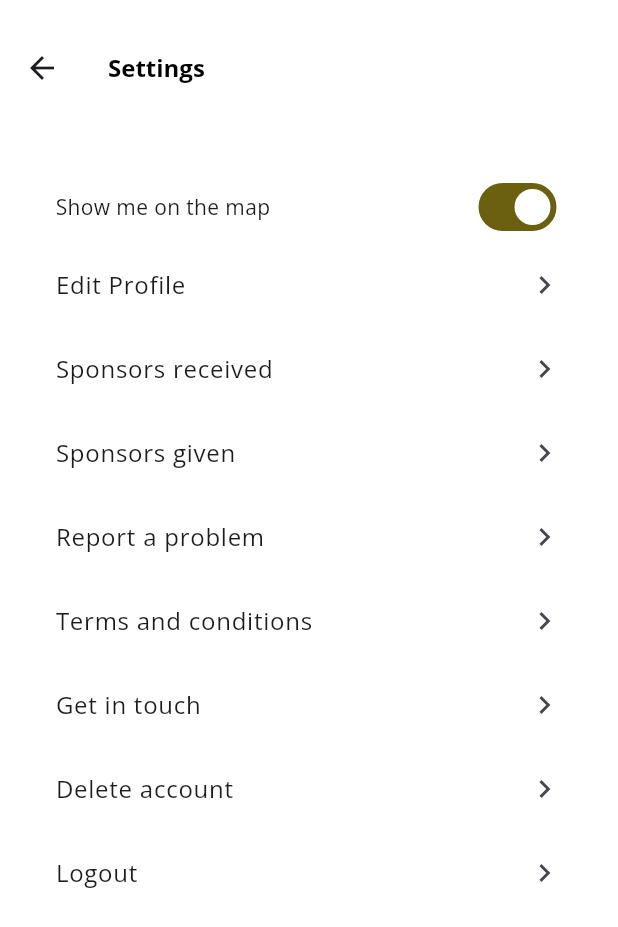
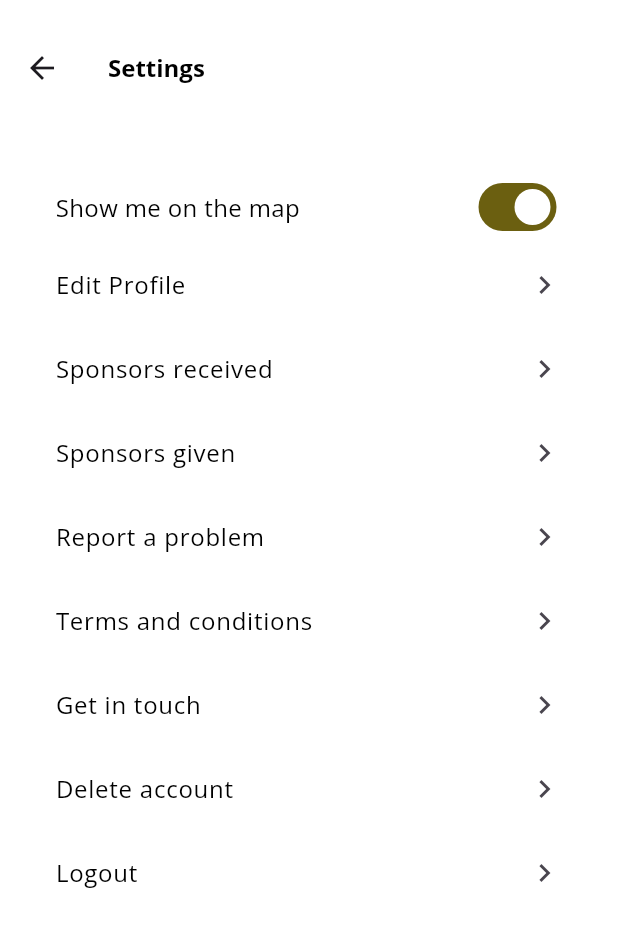
Before and after one commit to BrunaScauri/test-olliefy, a Flutter app: the UserSettings screen opened directly, on a phone screen of 412 x 824 dp. Shown: the top 927 px of the screen. Run offline on Flutter 3.47's test engine with Material 3 defaults, Android fonts, the phone set to English and light mode, and no system bars; our stand-ins replace flutter_svg, google_fonts.

Commit message:
feat: add profileDataBolder and settingsSubtitle text styles

```diff
--- a/lib/utils/styles/texts.dart
+++ b/lib/utils/styles/texts.dart
@@ -15,6 +15,14 @@ class TextsStyles{
       color: AppColors.primaryBlack,
       fontSize: 16,
       fontWeight: FontWeight.w700,
+    );
+  }
+
+  static TextStyle profileDataBolder(){
+    return TextStyle(
+      color: AppColors.primaryBlack,
+      fontSize: 16,
+      fontWeight: FontWeight.w800,
     );
   }
 
@@ -41,4 +49,12 @@ class TextsStyles{
       fontWeight: FontWeight.w700,
     );
   }
+
+  static TextStyle settingsSubtitle(){
+    return TextStyle(
+      color: AppColors.primaryBlack,
+      fontSize: 16,
+      fontWeight: FontWeight.w400,
+    );
+  }
 }
```
